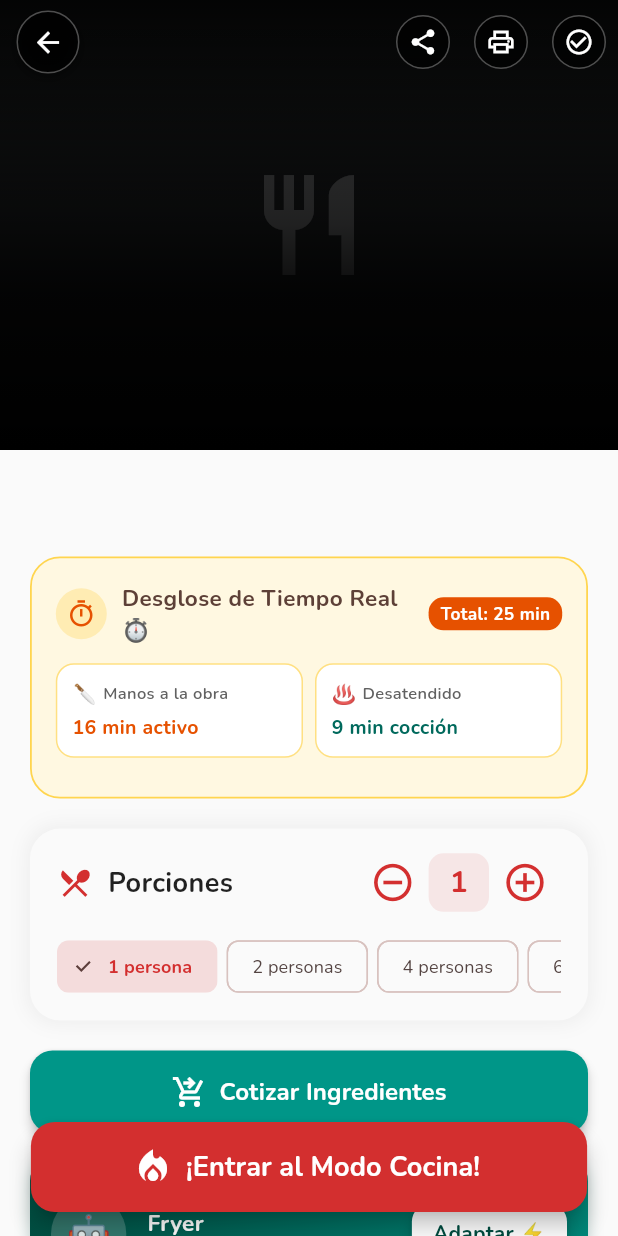
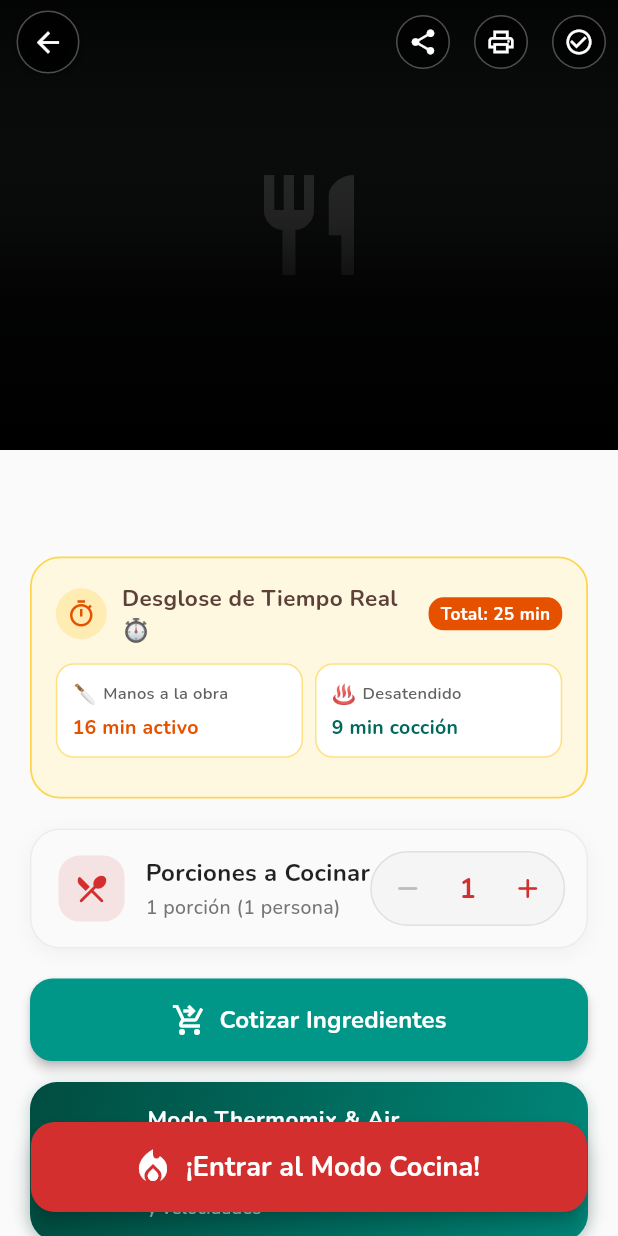
Before and after one commit to alainmichelfl/app_recetas, a Flutter app: the PantallaDetalleReceta screen opened directly with empty values, on a phone screen of 412 x 824 dp. Run offline on Flutter 3.47's test engine with Material 3 defaults, Android fonts, the phone set to English and light mode, and no system bars; our stand-ins replace google_fonts, google_generative_ai, image_picker, share_plus, shared_preferences, speech_to_text and 2 more; missing offline and left inert: add_2_calendar; accounts and stored records are empty.

Commit message:
fix(recetas): corregir escalado decimal de ingredientes sin truncar a cero y unificar controlador de porciones

```diff
--- a/lib/pantalla_detalle.dart
+++ b/lib/pantalla_detalle.dart
@@ -262,10 +262,7 @@ class _PantallaDetalleState extends State<PantallaDetalle> {
                                   1.0;
                         final cantidadCalculada = cantidadBase * multiplicador;
                         final cantidadMostrar =
-                            cantidadCalculada ==
-                                cantidadCalculada.roundToDouble()
-                            ? cantidadCalculada.toInt().toString()
-                            : cantidadCalculada.toStringAsFixed(1);
+                            ConversorUnidades.formatearCantidad(cantidadCalculada);
                         return ListTile(
                           contentPadding: EdgeInsets.zero,
                           leading: const Icon(
--- a/lib/pantalla_detalle_receta.dart
+++ b/lib/pantalla_detalle_receta.dart
@@ -4,6 +4,7 @@ import 'package:flutter/services.dart';
 import 'package:share_plus/share_plus.dart';
 import 'package:supabase_flutter/supabase_flutter.dart';
 
+import 'conversor_unidades.dart';
 import 'pantalla_modo_cocina.dart';
 import 'pantalla_cotizador.dart';
 import 'perfiles_nutricionales.dart';
@@ -880,7 +881,7 @@ class _PantallaDetalleRecetaState extends State<PantallaDetalleReceta> {
         : '';
 
     final regexLinea = RegExp(
-      r'^(\s*-\s*)(\d+(?:[\.,]\d+)?(?:/\d+)?)(.*)',
+      r'^(\s*[-\*•]\s*)((?:\d+(?:[\.,]\d+)?|[\.,]\d+)(?:/\d+)?)(.*)',
       multiLine: true,
     );
 
@@ -904,9 +905,7 @@ class _PantallaDetalleRecetaState extends State<PantallaDetalleReceta> {
 
       if (valor > 0) {
         double calculado = valor * multiplicador;
-        String nuevoNum = calculado == calculado.roundToDouble()
-            ? calculado.toInt().toString()
-            : calculado.toStringAsFixed(1);
+        String nuevoNum = ConversorUnidades.formatearCantidad(calculado);
         return '$prefijo$nuevoNum$sufijo';
       }
 
@@ -1692,112 +1691,126 @@ class _PantallaDetalleRecetaState extends State<PantallaDetalleReceta> {
                   }
                 }(),
 
-                  // 🧑‍🍳 CONTROLADOR DE PORCIONES
+                  // 🧑‍🍳 CONTROLADOR DE PORCIONES UNIFICADO (Sin duplicidad)
                   Container(
                     padding: const EdgeInsets.symmetric(
                       horizontal: 18,
-                      vertical: 12,
+                      vertical: 14,
                     ),
                     decoration: BoxDecoration(
                       color: Theme.of(context).cardColor,
                       borderRadius: BorderRadius.circular(20),
                       boxShadow: [
                         BoxShadow(
-                          color: Colors.black.withValues(alpha: 0.05),
+                          color: Colors.black.withValues(alpha: 0.04),
                           blurRadius: 10,
-                          spreadRadius: 2,
+                          offset: const Offset(0, 3),
                         ),
                       ],
-                    ),
-                    child: Column(
-                      crossAxisAlignment: CrossAxisAlignment.stretch,
+                      border: Border.all(
+                        color: Colors.grey.withValues(alpha: 0.15),
+                      ),
+                    ),
+                    child: Row(
+                      mainAxisAlignment: MainAxisAlignment.spaceBetween,
                       children: [
                         Row(
-                          mainAxisAlignment: MainAxisAlignment.spaceBetween,
                           children: [
-                            Row(
+                            Container(
+                              padding: const EdgeInsets.all(10),
+                              decoration: BoxDecoration(
+                                color: naranjaZanahoria.withValues(alpha: 0.12),
+                                borderRadius: BorderRadius.circular(14),
+                              ),
+                              child: Icon(
+                                Icons.restaurant_menu_rounded,
+                                color: naranjaZanahoria,
+                                size: 24,
+                              ),
+                            ),
+                            const SizedBox(width: 14),
+                            Column(
+                              crossAxisAlignment: CrossAxisAlignment.start,
                               children: [
-                                Icon(
-                                  Icons.restaurant_menu,
-                                  color: naranjaZanahoria,
-                                ),
-                                const SizedBox(width: 10),
                                 const Text(
-                                  'Porciones',
+                                  'Porciones a Cocinar',
                                   style: TextStyle(
-                                    fontSize: 18,
+                                    fontSize: 16,
                                     fontWeight: FontWeight.bold,
                                   ),
                                 ),
-                              ],
-                            ),
-                            Row(
-                              children: [
-                                IconButton(
-                                  icon: Icon(
-                                    Icons.remove_circle_outline,
-                                    color: rojoJitomate,
-                                    size: 30,
+                                const SizedBox(height: 2),
+                                Text(
+                                  '$porcionesActuales ${porcionesActuales == 1 ? "porción (1 persona)" : "porciones ($porcionesActuales personas)"}',
+                                  style: TextStyle(
+                                    fontSize: 13,
+                                    color: Colors.grey.shade600,
+                                    fontWeight: FontWeight.w500,
                                   ),
-                                  onPressed: () => cambiarPorciones(-1),
-                                ),
-                                Container(
-                                  padding: const EdgeInsets.symmetric(
-                                    horizontal: 14,
-                                    vertical: 5,
-                                  ),
-                                  decoration: BoxDecoration(
-                                    color: rojoJitomate.withValues(alpha: 0.1),
-                                    borderRadius: BorderRadius.circular(10),
-                                  ),
-                                  child: Text(
-                                    '$porcionesActuales',
-                                    style: TextStyle(
-                                      fontSize: 20,
-                                      fontWeight: FontWeight.bold,
-                                      color: rojoJitomate,
-                                    ),
-                                  ),
-                                ),
-                                IconButton(
-                                  icon: Icon(
-                                    Icons.add_circle_outline,
-                                    color: rojoJitomate,
-                                    size: 30,
-                                  ),
-                                  onPressed: () => cambiarPorciones(1),
                                 ),
                               ],
                             ),
                           ],
                         ),
-                        const SizedBox(height: 8),
-                        SingleChildScrollView(
-                          scrollDirection: Axis.horizontal,
+                        Container(
+                          decoration: BoxDecoration(
+                            color: Colors.grey.shade100,
+                            borderRadius: BorderRadius.circular(30),
+                            border: Border.all(color: Colors.grey.shade300),
+                          ),
                           child: Row(
-                            children: [1, 2, 4, 6, 8].map((p) {
-                              final bool seleccionado = porcionesActuales == p;
-                              return Padding(
-                                padding: const EdgeInsets.only(right: 6),
-                                child: ChoiceChip(
-                                  label: Text('$p ${p == 1 ? "persona" : "personas"}'),
-                                  selected: seleccionado,
-                                  selectedColor: rojoJitomate.withValues(alpha: 0.15),
-                                  labelStyle: TextStyle(
-                                    fontSize: 12,
-                                    fontWeight: seleccionado ? FontWeight.bold : FontWeight.normal,
-                                    color: seleccionado ? rojoJitomate : null,
+                            mainAxisSize: MainAxisSize.min,
+                            children: [
+                              IconButton(
+                                icon: Icon(
+                                  Icons.remove_rounded,
+                                  color: porcionesActuales > 1
+                                      ? rojoJitomate
+                                      : Colors.grey.shade400,
+                                  size: 22,
+                                ),
+                                onPressed: porcionesActuales > 1
+                                    ? () => cambiarPorciones(-1)
+                                    : null,
+                                tooltip: 'Menos porciones',
+                                splashRadius: 20,
+                                constraints: const BoxConstraints(
+                                  minWidth: 42,
+                                  minHeight: 42,
+                                ),
+                              ),
+                              Container(
+                                constraints: const BoxConstraints(minWidth: 32),
+                                alignment: Alignment.center,
+                                child: Text(
+                                  '$porcionesActuales',
+                                  style: TextStyle(
+                                    fontSize: 18,
+                                    fontWeight: FontWeight.bold,
+                                    color: rojoJitomate,
                                   ),
-                                  onSelected: (_) => fijarPorciones(p),
                                 ),
-                              );
-                            }).toList(),
+                              ),
+                              IconButton(
+                                icon: Icon(
+                                  Icons.add_rounded,
+                                  color: rojoJitomate,
+                                  size: 22,
+                                ),
+                                onPressed: () => cambiarPorciones(1),
+                                tooltip: 'Más porciones',
+                                splashRadius: 20,
+                                constraints: const BoxConstraints(
+                                  minWidth: 42,
+                                  minHeight: 42,
+                                ),
+                              ),
+                            ],
                           ),
                         ),
                       ],
                     ),
                   ),
-
                   const SizedBox(height: 20),
 
                   // 💰 BOTÓN DE COTIZAR
```
Also changed, not shown: lib/conversor_unidades.dart (+31 -2 lines), 1 other file.
